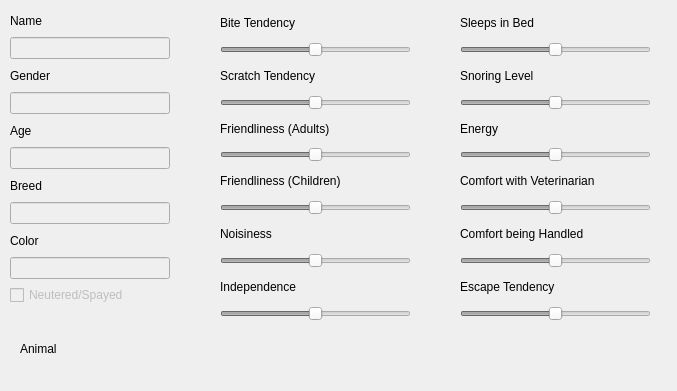
Qt form app/MainWindow/AnimalDetailsModal.ui (lfroms/cuacs) before a commit.
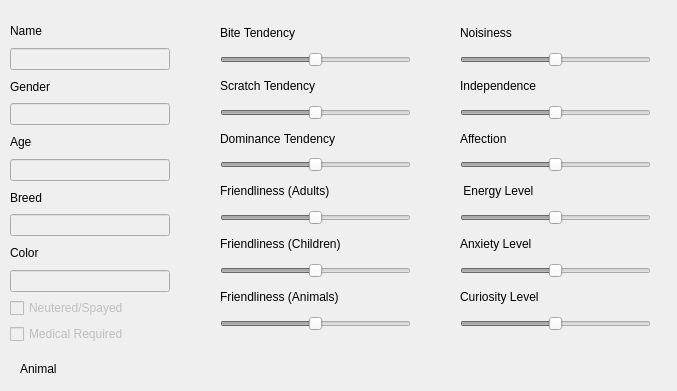
The same form after that commit.

Commit message: fully finish animal attribute update

Patch:
```diff
--- a/app/MainWindow/AnimalDetailsModal.ui
+++ b/app/MainWindow/AnimalDetailsModal.ui
@@ -13,161 +13,24 @@
   <property name="windowTitle">
    <string>Animal Details</string>
   </property>
-  <widget class="QWidget" name="verticalLayoutWidget_3">
+  <widget class="QLabel" name="animalTypeLabel">
    <property name="geometry">
     <rect>
-     <x>460</x>
-     <y>10</y>
-     <width>191</width>
-     <height>311</height>
+     <x>20</x>
+     <y>360</y>
+     <width>67</width>
+     <height>17</height>
     </rect>
    </property>
-   <layout class="QVBoxLayout" name="verticalLayout_3">
-    <item>
-     <widget class="QLabel" name="bedSleepLabel">
-      <property name="text">
-       <string>Sleeps in Bed</string>
-      </property>
-     </widget>
-    </item>
-    <item>
-     <widget class="QSlider" name="bedSleepSlider">
-      <property name="enabled">
-       <bool>false</bool>
-      </property>
-      <property name="maximum">
-       <number>10</number>
-      </property>
-      <property name="sliderPosition">
-       <number>5</number>
-      </property>
-      <property name="orientation">
-       <enum>Qt::Horizontal</enum>
-      </property>
-     </widget>
-    </item>
-    <item>
-     <widget class="QLabel" name="snoreLabel">
-      <property name="text">
-       <string>Snoring Level</string>
-      </property>
-     </widget>
-    </item>
-    <item>
-     <widget class="QSlider" name="snoreSlider">
-      <property name="enabled">
-       <bool>false</bool>
-      </property>
-      <property name="maximum">
-       <number>10</number>
-      </property>
-      <property name="sliderPosition">
-       <number>5</number>
-      </property>
-      <property name="orientation">
-       <enum>Qt::Horizontal</enum>
-      </property>
-     </widget>
-    </item>
-    <item>
-     <widget class="QLabel" name="energyLabel">
-      <property name="text">
-       <string>Energy</string>
-      </property>
-     </widget>
-    </item>
-    <item>
-     <widget class="QSlider" name="energySlider">
-      <property name="enabled">
-       <bool>false</bool>
-      </property>
-      <property name="maximum">
-       <number>10</number>
-      </property>
-      <property name="sliderPosition">
-       <number>5</number>
-      </property>
-      <property name="orientation">
-       <enum>Qt::Horizontal</enum>
-      </property>
-     </widget>
-    </item>
-    <item>
-     <widget class="QLabel" name="vetComfortLabel">
-      <property name="text">
-       <string>Comfort with Veterinarian</string>
-      </property>
-     </widget>
-    </item>
-    <item>
-     <widget class="QSlider" name="vetComfortSlider">
-      <property name="enabled">
-       <bool>false</bool>
-      </property>
-      <property name="maximum">
-       <number>10</number>
-      </property>
-      <property name="sliderPosition">
-       <number>5</number>
-      </property>
-      <property name="orientation">
-       <enum>Qt::Horizontal</enum>
-      </property>
-     </widget>
-    </item>
-    <item>
-     <widget class="QLabel" name="handledComfortLabel">
-      <property name="text">
-       <string>Comfort being Handled</string>
-      </property>
-     </widget>
-    </item>
-    <item>
-     <widget class="QSlider" name="handledComfortSlider">
-      <property name="enabled">
-       <bool>false</bool>
-      </property>
-      <property name="maximum">
-       <number>10</number>
-      </property>
-      <property name="sliderPosition">
-       <number>5</number>
-      </property>
-      <property name="orientation">
-       <enum>Qt::Horizontal</enum>
-      </property>
-     </widget>
-    </item>
-    <item>
-     <widget class="QLabel" name="escapeLabel">
-      <property name="text">
-       <string>Escape Tendency</string>
-      </property>
-     </widget>
-    </item>
-    <item>
-     <widget class="QSlider" name="escapeSlider">
-      <property name="enabled">
-       <bool>false</bool>
-      </property>
-      <property name="maximum">
-       <number>10</number>
-      </property>
-      <property name="sliderPosition">
-       <number>5</number>
-      </property>
-      <property name="orientation">
-       <enum>Qt::Horizontal</enum>
-      </property>
-     </widget>
-    </item>
-   </layout>
+   <property name="text">
+    <string>Animal</string>
+   </property>
   </widget>
   <widget class="QWidget" name="verticalLayoutWidget_2">
    <property name="geometry">
     <rect>
      <x>220</x>
-     <y>10</y>
+     <y>20</y>
      <width>191</width>
      <height>311</height>
     </rect>
@@ -219,6 +82,29 @@
       </property>
      </widget>
     </item>
+    <item>
+     <widget class="QLabel" name="noiseLabel">
+      <property name="text">
+       <string>Dominance Tendency</string>
+      </property>
+     </widget>
+    </item>
+    <item>
+     <widget class="QSlider" name="dominanceSlider">
+      <property name="enabled">
+       <bool>false</bool>
+      </property>
+      <property name="maximum">
+       <number>10</number>
+      </property>
+      <property name="sliderPosition">
+       <number>5</number>
+      </property>
+      <property name="orientation">
+       <enum>Qt::Horizontal</enum>
+      </property>
+     </widget>
+    </item>
     <item>
      <widget class="QLabel" name="adultFriendlinessLabel">
       <property name="text">
@@ -266,14 +152,49 @@
      </widget>
     </item>
     <item>
-     <widget class="QLabel" name="noiseLabel">
+     <widget class="QLabel" name="animalFriendlinessLabel">
+      <property name="text">
+       <string>Friendliness (Animals)</string>
+      </property>
+     </widget>
+    </item>
+    <item>
+     <widget class="QSlider" name="animalFriendlinessSlider">
+      <property name="enabled">
+       <bool>false</bool>
+      </property>
+      <property name="maximum">
+       <number>10</number>
+      </property>
+      <property name="sliderPosition">
+       <number>5</number>
+      </property>
+      <property name="orientation">
+       <enum>Qt::Horizontal</enum>
+      </property>
+     </widget>
+    </item>
+   </layout>
+  </widget>
+  <widget class="QWidget" name="verticalLayoutWidget_3">
+   <property name="geometry">
+    <rect>
+     <x>460</x>
+     <y>20</y>
+     <width>191</width>
+     <height>311</height>
+    </rect>
+   </property>
+   <layout class="QVBoxLayout" name="verticalLayout_3">
+    <item>
+     <widget class="QLabel" name="noisinessLabel">
       <property name="text">
        <string>Noisiness</string>
       </property>
      </widget>
     </item>
     <item>
-     <widget class="QSlider" name="noiseSlider">
+     <widget class="QSlider" name="noisinessSlider">
       <property name="enabled">
        <bool>false</bool>
       </property>
@@ -311,15 +232,107 @@
       </property>
      </widget>
     </item>
+    <item>
+     <widget class="QLabel" name="affectionLabel">
+      <property name="text">
+       <string>Affection</string>
+      </property>
+     </widget>
+    </item>
+    <item>
+     <widget class="QSlider" name="affectionSlider">
+      <property name="enabled">
+       <bool>false</bool>
+      </property>
+      <property name="maximum">
+       <number>10</number>
+      </property>
+      <property name="sliderPosition">
+       <number>5</number>
+      </property>
+      <property name="orientation">
+       <enum>Qt::Horizontal</enum>
+      </property>
+     </widget>
+    </item>
+    <item>
+     <widget class="QLabel" name="energyLabel">
+      <property name="text">
+       <string> Energy Level</string>
+      </property>
+     </widget>
+    </item>
+    <item>
+     <widget class="QSlider" name="energySlider">
+      <property name="enabled">
+       <bool>false</bool>
+      </property>
+      <property name="maximum">
+       <number>10</number>
+      </property>
+      <property name="sliderPosition">
+       <number>5</number>
+      </property>
+      <property name="orientation">
+       <enum>Qt::Horizontal</enum>
+      </property>
+     </widget>
+    </item>
+    <item>
+     <widget class="QLabel" name="anxietyLabel">
+      <property name="text">
+       <string>Anxiety Level</string>
+      </property>
+     </widget>
+    </item>
+    <item>
+     <widget class="QSlider" name="anxietySlider">
+      <property name="enabled">
+       <bool>false</bool>
+      </property>
+      <property name="maximum">
+       <number>10</number>
+      </property>
+      <property name="sliderPosition">
+       <number>5</number>
+      </property>
+      <property name="orientation">
+       <enum>Qt::Horizontal</enum>
+      </property>
+     </widget>
+    </item>
+    <item>
+     <widget class="QLabel" name="curiosityLabel">
+      <property name="text">
+       <string>Curiosity Level</string>
+      </property>
+     </widget>
+    </item>
+    <item>
+     <widget class="QSlider" name="curiositySlider">
+      <property name="enabled">
+       <bool>false</bool>
+      </property>
+      <property name="maximum">
+       <number>10</number>
+      </property>
+      <property name="sliderPosition">
+       <number>5</number>
+      </property>
+      <property name="orientation">
+       <enum>Qt::Horizontal</enum>
+      </property>
+     </widget>
+    </item>
    </layout>
   </widget>
   <widget class="QWidget" name="verticalLayoutWidget">
    <property name="geometry">
     <rect>
      <x>10</x>
-     <y>10</y>
+     <y>20</y>
      <width>160</width>
-     <height>295</height>
+     <height>324</height>
     </rect>
    </property>
    <layout class="QVBoxLayout" name="verticalLayout">
@@ -403,21 +416,18 @@
       </property>
      </widget>
     </item>
+    <item>
+     <widget class="QCheckBox" name="medicalCheckbox">
+      <property name="enabled">
+       <bool>false</bool>
+      </property>
+      <property name="text">
+       <string>Medical Required</string>
+      </property>
+     </widget>
+    </item>
    </layout>
   </widget>
-  <widget class="QLabel" name="animalTypeLabel">
-   <property name="geometry">
-    <rect>
-     <x>20</x>
-     <y>340</y>
-     <width>67</width>
-     <height>17</height>
-    </rect>
-   </property>
-   <property name="text">
-    <string>Animal</string>
-   </property>
-  </widget>
  </widget>
  <resources/>
  <connections/>
```
The commit also changes 9 other files.
